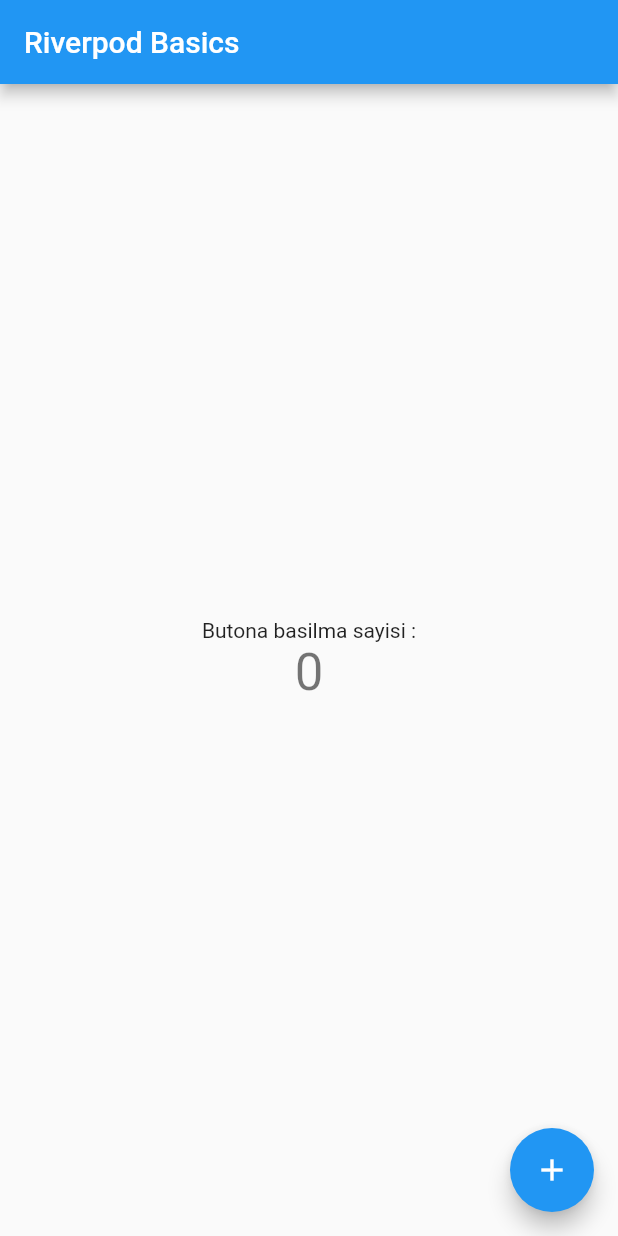
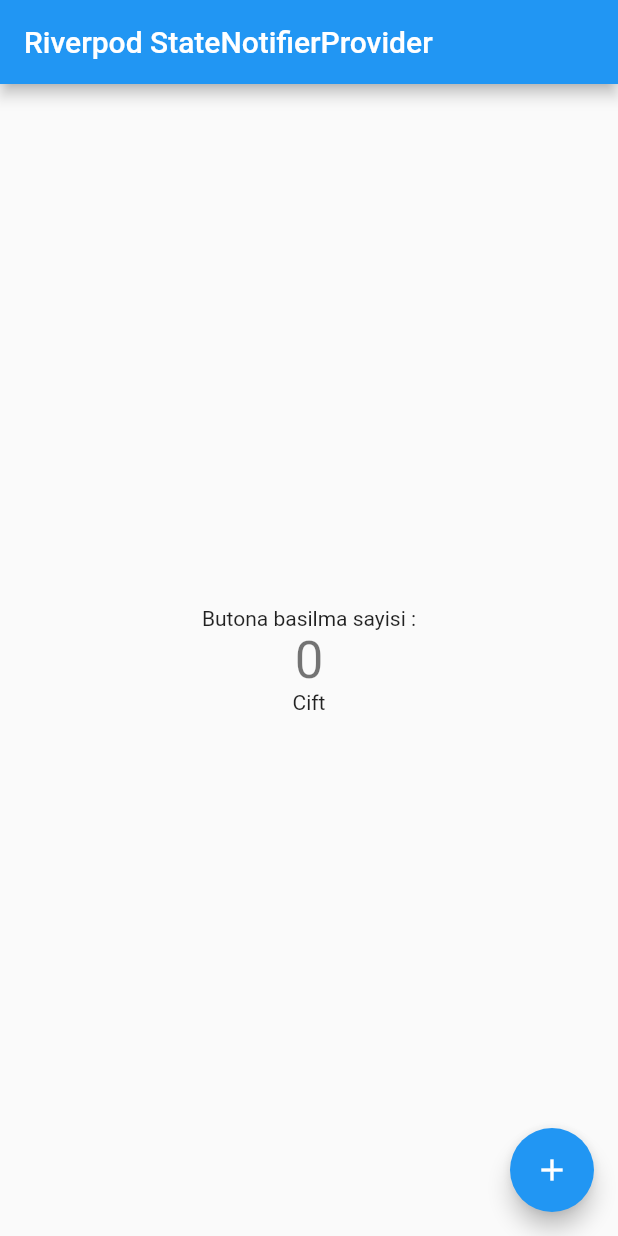
Before and after one commit to nemet92/Flutter_State_Managment, a Flutter app: the screen it shows after launch, on a phone screen of 412 x 824 dp. Run offline on Flutter 3.47's test engine with Material 2 defaults, Android fonts, the phone set to English and light mode, and no system bars; our stand-ins replace flutter_riverpod.

Commit message:
stateNotifierProvider 2 & provider in provider

```diff
--- a/flutterstatet/lib/all_providers.dart
+++ b/flutterstatet/lib/all_providers.dart
@@ -1,6 +1,12 @@
 import 'package:flutter_riverpod/flutter_riverpod.dart';
+import 'package:flutterstatet/sayac_manager.dart';
+
+import 'model/sayac_model.dart';
 
 final titleProvider = Provider<String>(((ref) => "Riverpod Basics"));
+final titleProvider2 =
+    Provider<String>(((ref) => "Riverpod StateNotifierProvider"));
+
 final textProvider = Provider<String>(((ref) {
   return "Butona basilma sayisi :";
 }));
@@ -8,3 +14,21 @@ final textProvider = Provider<String>(((ref) {
 final sayacStateProvider = StateProvider<int>((ref) {
   return 0;
 });
+
+final sayacNotifierProvider =
+    StateNotifierProvider<SayacManager, SayacModel>(((ref) {
+  return SayacManager();
+}));
+
+final ciftMiprovider = Provider<bool>(((ref) {
+  var sayacModel = ref.watch(sayacNotifierProvider);
+  //
+  // if (sayacModel.sayacDegeri % 2 == 0) {
+  //   return true;
+  // } else {
+  //   return false;
+  // }
+//yuxaridaki kodun qisa yoludur
+
+  return sayacModel.sayacDegeri % 2 == 0;
+}));
--- a/flutterstatet/lib/main.dart
+++ b/flutterstatet/lib/main.dart
@@ -1,9 +1,9 @@
 import 'package:flutter/material.dart';
 import 'package:flutter_riverpod/flutter_riverpod.dart';
-import 'package:flutterstatet/riverpod.dart';
+import 'package:flutterstatet/state_notifier_kullanimi.dart';
 
 void main() {
-  runApp(const ProviderScope(child: RiverpodBasic()));
+  runApp(const ProviderScope(child: StateNotifierKullanimi()));
 }
 
 class MyApp extends StatelessWidget {
--- a/flutterstatet/lib/model/sayac_model.dart
+++ b/flutterstatet/lib/model/sayac_model.dart
@@ -1,5 +1,5 @@
 class SayacModel {
-  final int sayac;
+  final int sayacDegeri;
 
-  SayacModel(this.sayac);
+  SayacModel(this.sayacDegeri);
 }
--- a/flutterstatet/lib/sayac_manager.dart
+++ b/flutterstatet/lib/sayac_manager.dart
@@ -1,21 +1,16 @@
 import 'package:flutter_riverpod/flutter_riverpod.dart';
 import 'package:flutterstatet/model/sayac_model.dart';
-
-final sayacNotifierProvider =
-    StateNotifierProvider<SayacManager, SayacModel>(((ref) {
-  return SayacManager();
-}));
 
 class SayacManager extends StateNotifier<SayacModel> {
   SayacManager() : super(SayacModel(0));
 
   void arttir() {
-    var oankiSayacDegeri = state.sayac;
+    var oankiSayacDegeri = state.sayacDegeri;
     state = SayacModel(oankiSayacDegeri + 1);
   }
 
   void azalt() {
-    var oankiSayacDegeri = state.sayac;
+    var oankiSayacDegeri = state.sayacDegeri;
     state = SayacModel(oankiSayacDegeri - 1);
   }
 }
--- /dev/null
+++ b/flutterstatet/lib/state_notifier_kullanimi.dart
@@ -0,0 +1,99 @@
+import 'package:flutter/material.dart';
+import 'package:flutter_riverpod/flutter_riverpod.dart';
+import 'package:flutterstatet/all_providers.dart';
+
+class StateNotifierKullanimi extends StatelessWidget {
+  const StateNotifierKullanimi({super.key});
+
+  @override
+  Widget build(BuildContext context) {
+    return MaterialApp(
+      debugShowCheckedModeBanner: false,
+      title: 'Flutter Demo',
+      theme: ThemeData(
+        primarySwatch: Colors.blue,
+      ),
+      home: const MyHomePage(),
+    );
+  }
+}
+
+class MyHomePage extends StatelessWidget {
+  const MyHomePage({
+    super.key,
+  });
+
+  @override
+  Widget build(BuildContext context) {
+    return Scaffold(
+        appBar: AppBar(
+          title: Consumer(builder: ((context, ref, child) {
+            var title = ref.watch(titleProvider2);
+            return Text(title);
+          })),
+        ),
+        body: Center(
+          child: Column(
+            mainAxisAlignment: MainAxisAlignment.center,
+            children: const <Widget>[MyText(), MyCounterText(), CiftMiWidget()],
+          ),
+        ),
+        floatingActionButton: const MyFloatingActionButton());
+  }
+}
+
+class CiftMiWidget extends ConsumerWidget {
+  const CiftMiWidget({super.key});
+
+  @override
+  Widget build(BuildContext context, WidgetRef ref) {
+    debugPrint("ciftmi widget tetiklendi");
+    var ciftMi = ref.watch(ciftMiprovider);
+    return Text(ciftMi ? "Cift" : "Tek");
+  }
+}
+
+class MyCounterText extends ConsumerWidget {
+  const MyCounterText({
+    super.key,
+  });
+
+  @override
+  Widget build(BuildContext context, WidgetRef ref) {
+    debugPrint("myCountertext build tetiklendi");
+    var sayac = ref.watch(sayacNotifierProvider);
+    return Text(
+      sayac.sayacDegeri.toString(),
+      style: Theme.of(context).textTheme.headline4,
+    );
+  }
+}
+
+class MyText extends ConsumerWidget {
+  const MyText({super.key});
+
+  @override
+  Widget build(BuildContext context, WidgetRef ref) {
+    // var text = ref.watch(textProvider);
+    return Text(ref.watch(textProvider));
+  }
+}
+
+class MyFloatingActionButton extends ConsumerWidget {
+  const MyFloatingActionButton({
+    super.key,
+  });
+
+  @override
+  Widget build(BuildContext context, WidgetRef ref) {
+    return FloatingActionButton(
+      onPressed: () {
+        ref.read(sayacNotifierProvider.notifier).arttir();
+// old version 2.0
+        // ref.read(sayacStateProvider.state).state++;
+      },
+      tooltip: 'Increment',
+      child: const Icon(Icons.add),
+    );
+  }
+}
```
